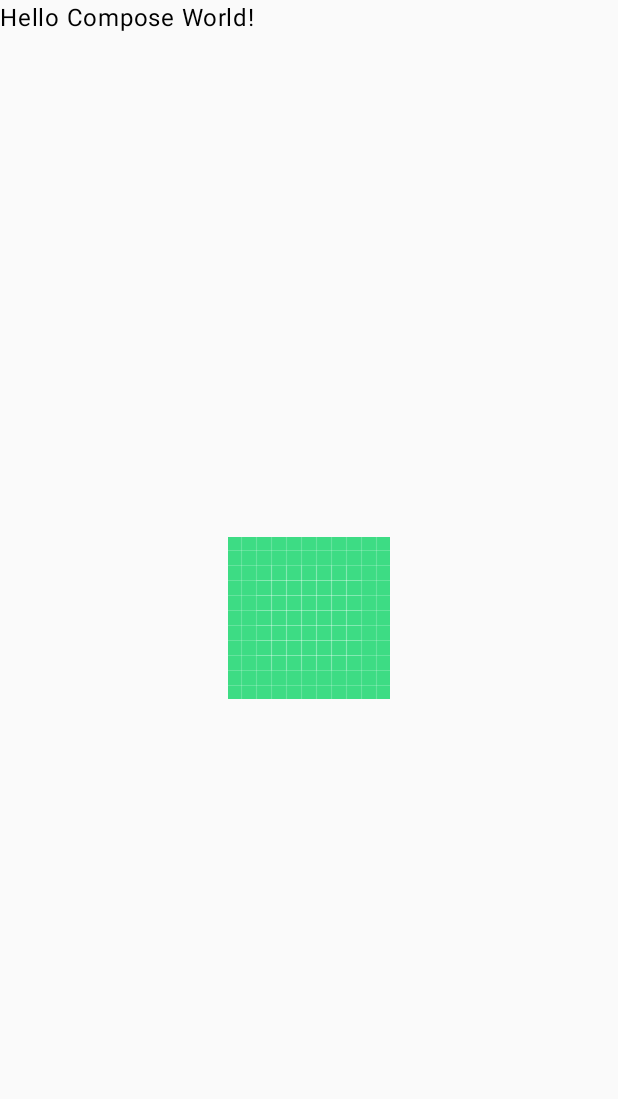
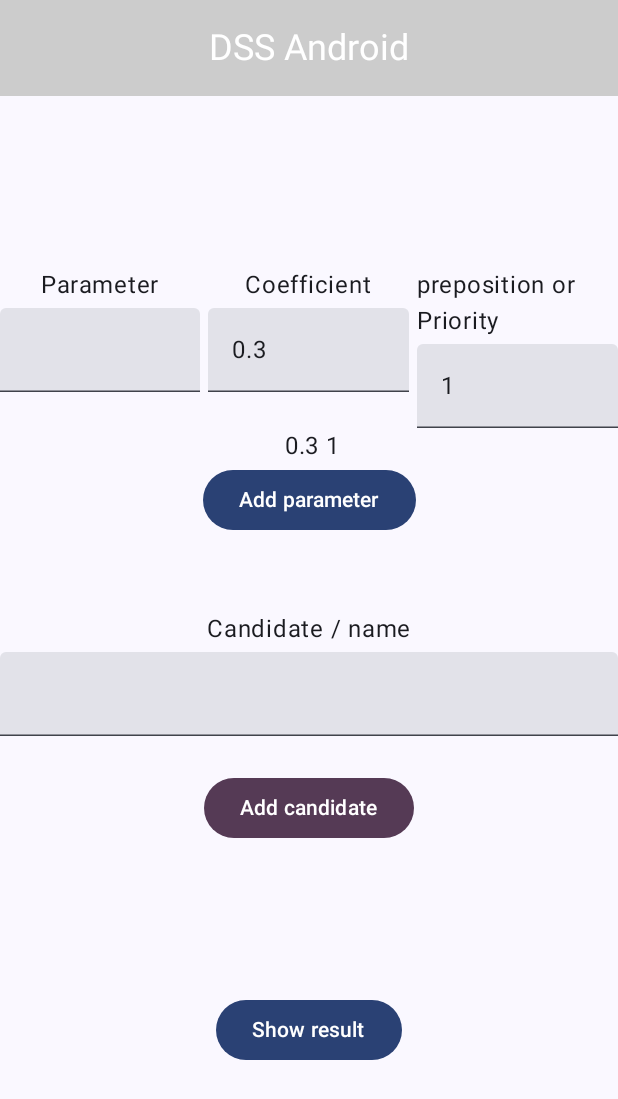
Before and after one commit to grih9/dss_android, an Android app built with Jetpack Compose: the screen it shows after launch (MainActivity), on a phone screen of 412 x 824 dp. Shown: the top 1099 px of the screen. Run offline under Robolectric (Android 15) with nearby library versions, the light colour scheme and no system bars.

Commit message:
add text fields and some text, moreover add button activity

```diff
--- a/app/src/main/java/com/grih9/dssandroid/HomeScreen.kt
+++ b/app/src/main/java/com/grih9/dssandroid/HomeScreen.kt
@@ -1,56 +1,195 @@
 package com.grih9.dssandroid
-import com.grih9.dssandroid.ui.theme.DSSAndroidTheme
+import androidx.compose.foundation.Image
 import androidx.compose.foundation.background
-import androidx.compose.foundation.border
+import androidx.compose.foundation.layout.Arrangement
 import androidx.compose.foundation.layout.Box
+import androidx.compose.foundation.layout.Column
+import androidx.compose.foundation.layout.Row
+import androidx.compose.foundation.layout.Spacer
 import androidx.compose.foundation.layout.fillMaxSize
+import androidx.compose.foundation.layout.fillMaxWidth
 import androidx.compose.foundation.layout.height
-import androidx.compose.foundation.Image
+import androidx.compose.foundation.layout.padding
+import androidx.compose.foundation.layout.size
 import androidx.compose.foundation.layout.width
-import androidx.compose.foundation.shape.CircleShape
-import androidx.compose.foundation.shape.CutCornerShape
-import androidx.compose.foundation.shape.RoundedCornerShape
-import androidx.compose.material3.Icon
+import androidx.compose.foundation.layout.wrapContentSize
+import androidx.compose.foundation.layout.wrapContentWidth
+import androidx.compose.foundation.magnifier
+import androidx.compose.material3.Button
+import androidx.compose.material3.ButtonDefaults
+import androidx.compose.material3.CenterAlignedTopAppBar
+import androidx.compose.material3.ExperimentalMaterial3Api
+import androidx.compose.material3.MaterialTheme
+import androidx.compose.material3.Scaffold
+import androidx.compose.material3.Surface
 import androidx.compose.material3.Text
+import androidx.compose.material3.TextField
+import androidx.compose.material3.TopAppBarDefaults
 import androidx.compose.runtime.Composable
-import androidx.compose.ui.Alignment.Companion.Center
+import androidx.compose.runtime.getValue
+import androidx.compose.runtime.mutableStateOf
+import androidx.compose.runtime.remember
+import androidx.compose.runtime.setValue
+import androidx.compose.ui.Alignment
 import androidx.compose.ui.Modifier
-import androidx.compose.ui.graphics.Brush
 import androidx.compose.ui.graphics.Color
+import androidx.compose.ui.modifier.modifierLocalConsumer
 import androidx.compose.ui.res.painterResource
+import androidx.compose.ui.res.stringResource
 import androidx.compose.ui.tooling.preview.Preview
 import androidx.compose.ui.unit.dp
+import androidx.compose.ui.unit.sp
+import com.grih9.dssandroid.ui.theme.DSSAndroidTheme
 
 @Composable
-fun HomeScreen() {
-    Box(contentAlignment = Center, modifier = Modifier.fillMaxSize()) {
-        Image(painter = painterResource(id = R.drawable.ic_launcher_background), contentDescription = null)
-//        Icon(painter = painterResource(id = R.drawable.ic_launcher_foreground), contentDescription = null)
-//        Box(modifier = Modifier
-//            .width(160.dp)
-//            .height(120.dp)
-//            .background(
-//                brush = Brush.linearGradient(colors = listOf(Color.Green, Color.Yellow, Color.Red))
-//            )
-//            .border(
-//                width = 2.dp,
-//                brush = Brush.linearGradient(colors = listOf(Color.Red, Color.Yellow, Color.Green)),
-//                shape = RoundedCornerShape(16.dp)
-//            )
-//
-//        )
-    }
+fun SecondScreen(modifier: Modifier = Modifier) {
+    Text("This is second screen")
 }
-
 
 @Preview(
     showBackground = true,
     showSystemUi = true
 )
 @Composable
-fun HomeScreenPreview() {
-    DSSAndroidTheme(darkTheme = true) {
-        Text(text = "2131")
-        HomeScreen()
+fun DSSAndroidApp2() {
+    DSSAndroidTheme() {
+        Surface(color = MaterialTheme.colorScheme.background) {
+            HomeScreen(modifier = Modifier
+                .fillMaxSize()
+                .wrapContentSize(Alignment.Center))
+        }
     }
 }
+
+
+@OptIn(ExperimentalMaterial3Api::class)
+@Composable
+fun HomeScreen(modifier: Modifier = Modifier) {
+    Scaffold(
+        topBar = {
+            CenterAlignedTopAppBar(
+                title = {
+                    Row {
+                        Text(text = stringResource(id = R.string.app_name), fontSize = 24.sp)
+//                        Image(
+//                            painter = painterResource(id = R.drawable.dss_logo),
+//                            contentDescription = "logo",
+//                            modifier = modifier.size(15.dp)
+//                        )
+                    }
+                },
+                colors = TopAppBarDefaults.smallTopAppBarColors(
+                    containerColor = Color.LightGray,
+                    titleContentColor = MaterialTheme.colorScheme.onPrimaryContainer,
+                    navigationIconContentColor = MaterialTheme.colorScheme.onPrimaryContainer,
+                    actionIconContentColor = MaterialTheme.colorScheme.onPrimaryContainer
+                )
+            )
+        }
+    ) { innerPadding ->
+
+        Column(
+            modifier = modifier.padding(innerPadding),
+            horizontalAlignment = Alignment.CenterHorizontally
+        ) {
+            AddParameterComposable()
+            Spacer(modifier = Modifier.height(50.dp))
+            AddCandidateComposable()
+
+            Spacer(modifier = Modifier.height(100.dp))
+            Button(onClick = { }) {
+                Text(
+                    text = stringResource(id = R.string.show_result)
+                )
+            }
+        }
+    }
+}
+
+@OptIn(ExperimentalMaterial3Api::class)
+@Composable
+fun AddCandidate(input: String, onValueChange: (String) -> Unit, modifier: Modifier = Modifier) {
+    TextField(
+        value = input,
+        onValueChange = onValueChange,
+        modifier = modifier.padding(top = 3.dp)
+    )
+}
+
+@OptIn(ExperimentalMaterial3Api::class)
+@Composable
+fun AddParameter(input: String, onValueChange: (String) -> Unit, parameterName: String, modifier: Modifier = Modifier) {
+    Column (
+        horizontalAlignment = Alignment.CenterHorizontally,
+        verticalArrangement = Arrangement.Center,
+        modifier = modifier
+    ) {
+        Text(text = parameterName)
+        TextField(
+            value = input,
+            onValueChange = onValueChange,
+            modifier = Modifier.padding(top = 3.dp)
+        )
+    }
+}
+
+
+@Composable
+fun AddCandidateComposable(modifier: Modifier = Modifier) {
+    var candidate by remember { mutableStateOf("") }
+    Text(
+        text = "${stringResource(id = R.string.candidate_to_add)} / name")
+    AddCandidate(
+        input = candidate,
+        onValueChange = {candidate = it},
+        modifier = Modifier.fillMaxWidth()
+    )
+
+    var text by remember { mutableStateOf("") }
+    Text(
+        text = text
+    )
+    Button(
+        onClick = {text += "|\n$candidate"},
+        colors = ButtonDefaults.buttonColors(MaterialTheme.colorScheme.tertiary)
+    ) {
+        Text(text = stringResource(id = R.string.add_candidate))
+    }
+}
+
+@Composable
+fun AddParameterComposable(modifier: Modifier = Modifier) {
+    var inputParameter by remember { mutableStateOf("") }
+    var inputCoefficient by remember { mutableStateOf("0.3") }
+    var inputPriority by remember { mutableStateOf("1") }
+    Row(horizontalArrangement = Arrangement.SpaceBetween) {
+        AddParameter(
+            input = inputParameter,
+            onValueChange = {inputParameter = it},
+            parameterName = stringResource(id = R.string.parameter_to_add),
+            modifier = modifier.weight(1f)
+        )
+        Spacer(Modifier.width(5.dp))
+        AddParameter(
+            input = inputCoefficient,
+            onValueChange = {inputCoefficient = it},
+            parameterName = stringResource(id = R.string.coefficient_to_add),
+            modifier = modifier.weight(1f)
+        )
+        Spacer(Modifier.width(5.dp))
+        AddParameter(
+            input = inputPriority,
+            onValueChange = {inputPriority = it},
+            parameterName = "preposition or ${stringResource(id = R.string.priority_direction)}",
+            modifier = modifier.weight(1f)
+        )
+    }
+    var text by remember { mutableStateOf("$inputParameter $inputCoefficient $inputPriority") }
+    Text(text = text)
+    Button(onClick = {text +="|\n $inputParameter $inputCoefficient $inputPriority"}) {
+        Text(
+            text = stringResource(id = R.string.add_parameter)
+        )
+    }
+
+}
--- a/app/src/main/java/com/grih9/dssandroid/MainActivity.kt
+++ b/app/src/main/java/com/grih9/dssandroid/MainActivity.kt
@@ -3,17 +3,39 @@ package com.grih9.dssandroid
 import android.os.Bundle
 import androidx.activity.ComponentActivity
 import androidx.activity.compose.setContent
+import androidx.compose.foundation.background
+import androidx.compose.foundation.layout.fillMaxSize
+import androidx.compose.foundation.layout.wrapContentSize
+import androidx.compose.material3.MaterialTheme
+import androidx.compose.material3.Surface
 import androidx.compose.material3.Text
+import androidx.compose.runtime.Composable
+import androidx.compose.ui.Alignment
+import androidx.compose.ui.Modifier
+import androidx.compose.ui.tooling.preview.Preview
 import com.grih9.dssandroid.ui.theme.DSSAndroidTheme
+
+
+@Preview(
+    showBackground = true,
+    showSystemUi = true
+)
+@Composable
+fun DSSAndroidApp() {
+    DSSAndroidTheme() {
+        Surface(color = MaterialTheme.colorScheme.background) {
+            HomeScreen(modifier = Modifier
+                .fillMaxSize()
+                .wrapContentSize(Alignment.Center))
+        }
+    }
+}
 
 class MainActivity : ComponentActivity() {
     override fun onCreate(savedInstanceState: Bundle?) {
         super.onCreate(savedInstanceState)
         setContent {
-            DSSAndroidTheme {
-            Text("Hello Compose World!")
-                HomeScreen()
-            }
+            DSSAndroidApp()
         }
     }
 }
--- a/app/src/main/res/values/strings.xml
+++ b/app/src/main/res/values/strings.xml
@@ -1,3 +1,10 @@
 <resources>
     <string name="app_name">DSS Android</string>
+    <string name="add_candidate">Add candidate</string>
+    <string name="add_parameter">Add parameter</string>
+    <string name="show_result">Show result</string>
+    <string name="parameter_to_add">Parameter</string>
+    <string name="candidate_to_add">Candidate</string>
+    <string name="coefficient_to_add">Coefficient</string>
+    <string name="priority_direction">Priority</string>
 </resources>
```
